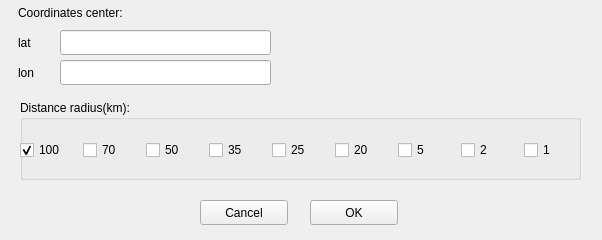
Qt form parameterswindow.ui (MlynorikAlina/cuba_map) before a commit.
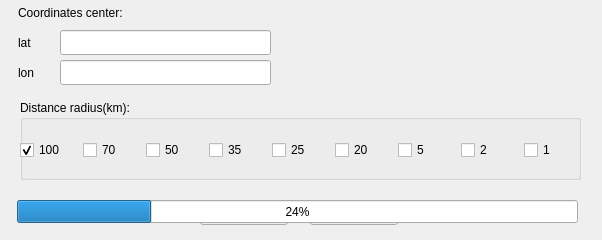
The same form after that commit.

```diff
--- a/parameterswindow.ui
+++ b/parameterswindow.ui
@@ -198,6 +198,19 @@
     <string>OK</string>
    </property>
   </widget>
+  <widget class="QProgressBar" name="progressBar">
+   <property name="geometry">
+    <rect>
+     <x>17</x>
+     <y>200</y>
+     <width>561</width>
+     <height>23</height>
+    </rect>
+   </property>
+   <property name="value">
+    <number>24</number>
+   </property>
+  </widget>
  </widget>
  <resources/>
  <connections/>
```
